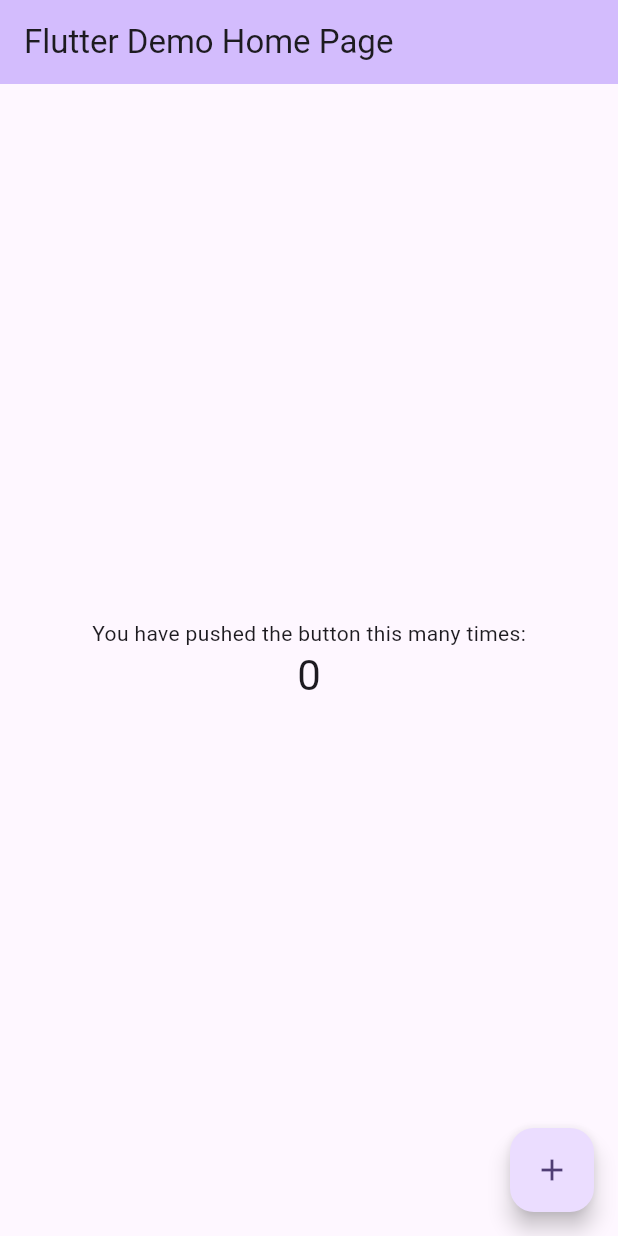
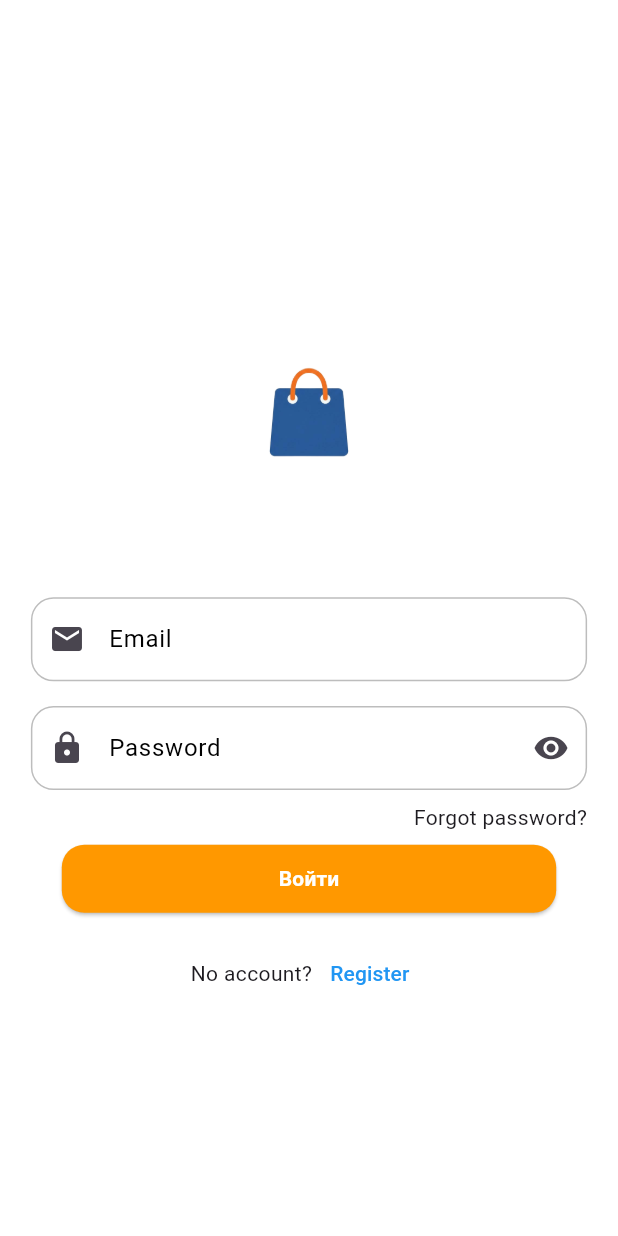
Before and after one commit to KoLose/AvitoProject, a Flutter app: the screen it shows after launch, on a phone screen of 412 x 824 dp. Run offline on Flutter 3.47's test engine with Material 3 defaults, Android fonts, the phone set to English and light mode, and no system bars.

Commit message:
Completed task in the first lesson

```diff
--- /dev/null
+++ b/lib/auth_page.dart
@@ -0,0 +1,128 @@
+import 'package:flutter/material.dart';
+
+class AuthPage extends StatefulWidget {
+  const AuthPage({super.key});
+
+  @override
+  State<AuthPage> createState() => _AuthPageState();
+}
+
+class _AuthPageState extends State<AuthPage> {
+  @override
+  Widget build(BuildContext context) {
+    return Scaffold(
+      backgroundColor: Colors.white,
+      body:Center(
+        child: Column(
+          mainAxisAlignment: MainAxisAlignment.center,
+            children: [
+              Image.asset(
+              'images/logo.png',
+              fit: BoxFit.contain,
+              height: MediaQuery.of(context).size.height * 0.3,
+              width: MediaQuery.of(context).size.width * 0.45,
+              ),
+
+              SizedBox(
+                width: MediaQuery.of(context).size.width * 0.9,
+                child: TextField(
+                  cursorColor: Colors.black,
+                  decoration: InputDecoration(
+                    labelStyle: TextStyle(color: Colors.black),
+                    prefixIcon: Icon(Icons.email),
+                    labelText: 'Email',
+                    hintText: 'Enter email',
+                    focusedBorder: OutlineInputBorder(
+                      borderRadius: BorderRadius.circular(15),
+                      borderSide: BorderSide(color: Colors.blue),
+                  ),
+                    enabledBorder: OutlineInputBorder(
+                      borderRadius: BorderRadius.circular(15),
+                      borderSide: BorderSide(color: Colors.black26),
+                  ),
+                ),
+                          ),
+              ),
+
+            SizedBox(height: MediaQuery.of(context).size.height * 0.02),
+
+            SizedBox(
+              width: MediaQuery.of(context).size.width * 0.9,
+              child: TextField(
+                cursorColor: Colors.black,
+                decoration: InputDecoration(
+
+                  labelStyle: TextStyle(color: Colors.black),
+                  labelText: 'Password',
+                  hintText: 'Enter password',
+                  prefixIcon: Icon(Icons.lock),
+                  suffixIcon: IconButton(onPressed: () {}, icon: Icon(Icons.visibility)),
+                   focusedBorder: OutlineInputBorder(
+                    borderRadius: BorderRadius.circular(15),
+                    borderSide: BorderSide(color: Colors.blue),
+                  ),
+                  enabledBorder: OutlineInputBorder(
+                    borderRadius: BorderRadius.circular(15),
+                    borderSide: BorderSide(color: Colors.black26),
+                  ),
+                ),
+              ),
+            ),
+            SizedBox(
+              height: MediaQuery.of(context).size.width * 0.02,
+            ),
+
+            Container (
+              width: MediaQuery.of(context).size.width * 0.9,
+              alignment: Alignment.centerRight,
+              child: InkWell(
+                child: Text('Forgot password?'),
+                onTap: () {},
+              ),
+            ),
+            SizedBox(height: MediaQuery.of(context).size.width * 0.02),
+
+            SizedBox(
+              height: MediaQuery.of(context).size.height * 0.055,
+              width: MediaQuery.of(context).size.width * 0.8,
+              child: ElevatedButton(
+                style: ButtonStyle(
+                  shape: WidgetStatePropertyAll(
+                    RoundedRectangleBorder(
+                      borderRadius: BorderRadiusGeometry.circular(15)
+                      )
+                    ),
+                  backgroundColor: WidgetStatePropertyAll(Colors.orange),
+                ),
+                onPressed: () {},
+                child: Text(
+                  'Войти',
+                  style: TextStyle(
+                    color: Colors.white,
+                    fontWeight: FontWeight.bold,
+                  ),
+                ),
+              ),
+            ),
+            SizedBox(height: MediaQuery.of(context).size.height * 0.02,),
+            Row(
+              mainAxisAlignment: MainAxisAlignment.center,
+              children: [
+                Text('No account?'),
+                TextButton(
+                  onPressed: () {
+                    Navigator.popAndPushNamed(context, '/reg');
+                  },
+                  child: Text(
+                    'Register',
+                    style: TextStyle(color: Colors.blue)
+                  )
+                )
+              ],
+            )
+          ],
+        ),
+      ),
+    );
+  }
+}
--- a/lib/main.dart
+++ b/lib/main.dart
@@ -1,3 +1,5 @@
+import 'package:avitoproject/auth_page.dart';
+import 'package:avitoproject/reg_page.dart';
 import 'package:flutter/material.dart';
 
 void main() {
@@ -7,116 +9,17 @@ void main() {
 class MyApp extends StatelessWidget {
   const MyApp({super.key});
 
-  // This widget is the root of your application.
   @override
   Widget build(BuildContext context) {
     return MaterialApp(
-      title: 'Flutter Demo',
-      theme: ThemeData(
-        // This is the theme of your application.
-        //
-        // TRY THIS: Try running your application with "flutter run". You'll see
-        // the application has a purple toolbar. Then, without quitting the app,
-        // try changing the seedColor in the colorScheme below to Colors.green
-        // and then invoke "hot reload" (save your changes or press the "hot
-        // reload" button in a Flutter-supported IDE, or press "r" if you used
-        // the command line to start the app).
-        //
-        // Notice that the counter didn't reset back to zero; the application
-        // state is not lost during the reload. To reset the state, use hot
-        // restart instead.
-        //
-        // This works for code too, not just values: Most code changes can be
-        // tested with just a hot reload.
-        colorScheme: .fromSeed(seedColor: Colors.deepPurple),
-      ),
-      home: const MyHomePage(title: 'Flutter Demo Home Page'),
+      title: 'Benova',
+      theme: ThemeData.light(),
+      debugShowCheckedModeBanner: false,
+      initialRoute: '/',
+      routes: {
+        '/': (context) => AuthPage(),
+        '/reg': (context) => RegPage(),
+      },
     );
   }
 }
-
-class MyHomePage extends StatefulWidget {
-  const MyHomePage({super.key, required this.title});
-
-  // This widget is the home page of your application. It is stateful, meaning
-  // that it has a State object (defined below) that contains fields that affect
-  // how it looks.
-
-  // This class is the configuration for the state. It holds the values (in this
-  // case the title) provided by the parent (in this case the App widget) and
-  // used by the build method of the State. Fields in a Widget subclass are
-  // always marked "final".
-
-  final String title;
-
-  @override
-  State<MyHomePage> createState() => _MyHomePageState();
-}
-
-class _MyHomePageState extends State<MyHomePage> {
-  int _counter = 0;
-
-  void _incrementCounter() {
-    setState(() {
-      // This call to setState tells the Flutter framework that something has
-      // changed in this State, which causes it to rerun the build method below
-      // so that the display can reflect the updated values. If we changed
-      // _counter without calling setState(), then the build method would not be
-      // called again, and so nothing would appear to happen.
-      _counter++;
-    });
-  }
-
-  @override
-  Widget build(BuildContext context) {
-    // This method is rerun every time setState is called, for instance as done
-    // by the _incrementCounter method above.
-    //
-    // The Flutter framework has been optimized to make rerunning build methods
-    // fast, so that you can just rebuild anything that needs updating rather
-    // than having to individually change instances of widgets.
-    return Scaffold(
-      appBar: AppBar(
-        // TRY THIS: Try changing the color here to a specific color (to
-        // Colors.amber, perhaps?) and trigger a hot reload to see the AppBar
-        // change color while the other colors stay the same.
-        backgroundColor: Theme.of(context).colorScheme.inversePrimary,
-        // Here we take the value from the MyHomePage object that was created by
-        // the App.build method, and use it to set our appbar title.
-        title: Text(widget.title),
-      ),
-      body: Center(
-        // Center is a layout widget. It takes a single child and positions it
-        // in the middle of the parent.
-        child: Column(
-          // Column is also a layout widget. It takes a list of children and
-          // arranges them vertically. By default, it sizes itself to fit its
-          // children horizontally, and tries to be as tall as its parent.
-          //
-          // Column has various properties to control how it sizes itself and
-          // how it positions its children. Here we use mainAxisAlignment to
-          // center the children vertically; the main axis here is the vertical
-          // axis because Columns are vertical (the cross axis would be
-          // horizontal).
-          //
-          // TRY THIS: Invoke "debug painting" (choose the "Toggle Debug Paint"
-          // action in the IDE, or press "p" in the console), to see the
-          // wireframe for each widget.
-          mainAxisAlignment: .center,
-          children: [
-            const Text('You have pushed the button this many times:'),
-            Text(
-              '$_counter',
-              style: Theme.of(context).textTheme.headlineMedium,
-            ),
-          ],
-        ),
-      ),
-      floatingActionButton: FloatingActionButton(
-        onPressed: _incrementCounter,
-        tooltip: 'Increment',
-        child: const Icon(Icons.add),
-      ),
-    );
-  }
-}
--- /dev/null
+++ b/lib/reg_page.dart
@@ -0,0 +1,15 @@
+import 'package:flutter/material.dart';
+
+class RegPage extends StatefulWidget {
+  const RegPage({super.key});
+
+  @override
+  State<RegPage> createState() => _RegPageState();
+}
+
+class _RegPageState extends State<RegPage> {
+  @override
+  Widget build(BuildContext context) {
+    return const Placeholder();
+  }
+}
```
Also changed, not shown: pubspec.yaml (+3 -5 lines), images/logo.png (added), 2 other files.
